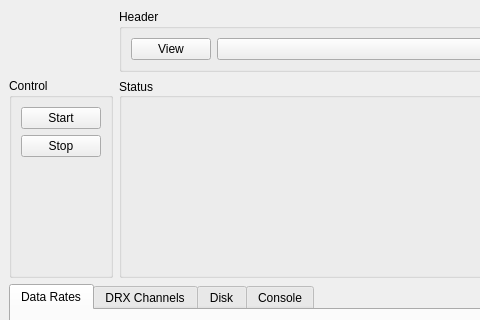
NCAR/eldora_instrument, file src/eldoragui/EldoraMain.ui: the form before one commit; both pictures show x 0 to 480 and y 0 to 320 of the 661 by 695 pixel window.
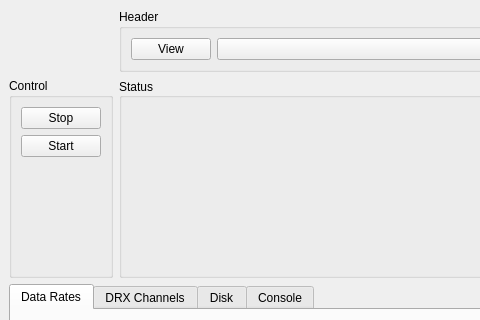
The form after the commit.

Commit message: tweaks to the start/stop buttins and warning message

The edit to the form file:
```diff
--- a/src/eldoragui/EldoraMain.ui
+++ b/src/eldoragui/EldoraMain.ui
@@ -115,21 +115,6 @@
          <property name="spacing" >
           <number>6</number>
          </property>
-         <item>
-          <widget class="QPushButton" name="startButton" >
-           <property name="sizePolicy" >
-            <sizepolicy>
-             <hsizetype>1</hsizetype>
-             <vsizetype>1</vsizetype>
-             <horstretch>0</horstretch>
-             <verstretch>0</verstretch>
-            </sizepolicy>
-           </property>
-           <property name="text" >
-            <string>Start</string>
-           </property>
-          </widget>
-         </item>
          <item>
           <widget class="QPushButton" name="stopButton" >
            <property name="sizePolicy" >
@@ -145,6 +130,21 @@
            </property>
           </widget>
          </item>
+         <item>
+          <widget class="QPushButton" name="startButton" >
+           <property name="sizePolicy" >
+            <sizepolicy>
+             <hsizetype>1</hsizetype>
+             <vsizetype>1</vsizetype>
+             <horstretch>0</horstretch>
+             <verstretch>0</verstretch>
+            </sizepolicy>
+           </property>
+           <property name="text" >
+            <string>Start</string>
+           </property>
+          </widget>
+         </item>
          <item>
           <spacer>
            <property name="orientation" >
```
Left out of the diff: 5 changed lines with no effect on the pictures.
